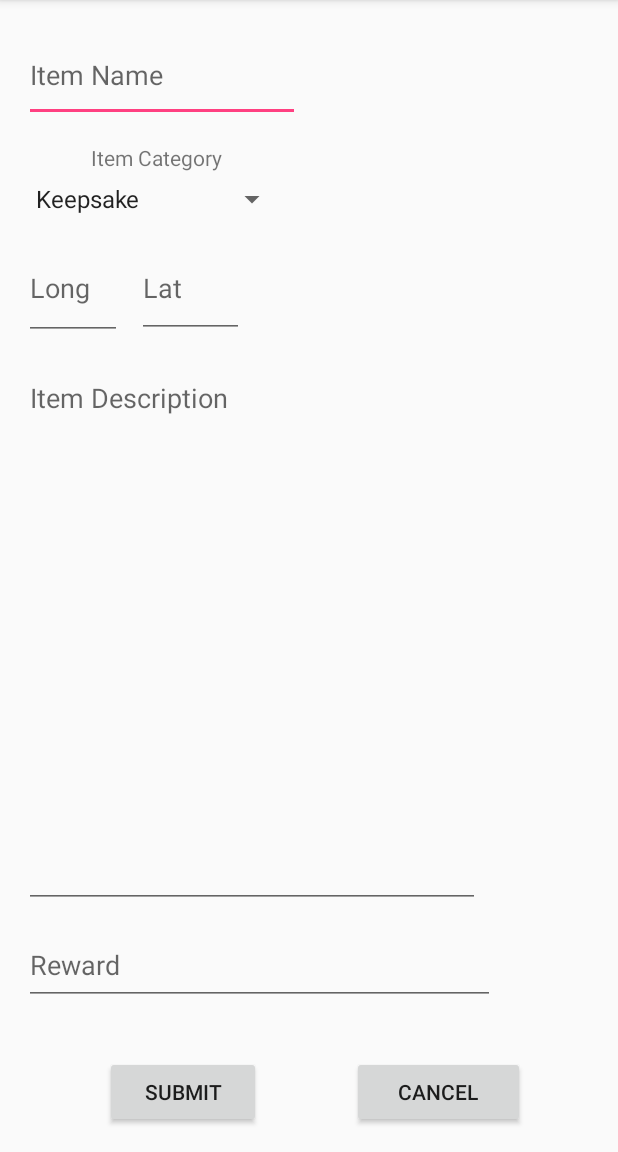
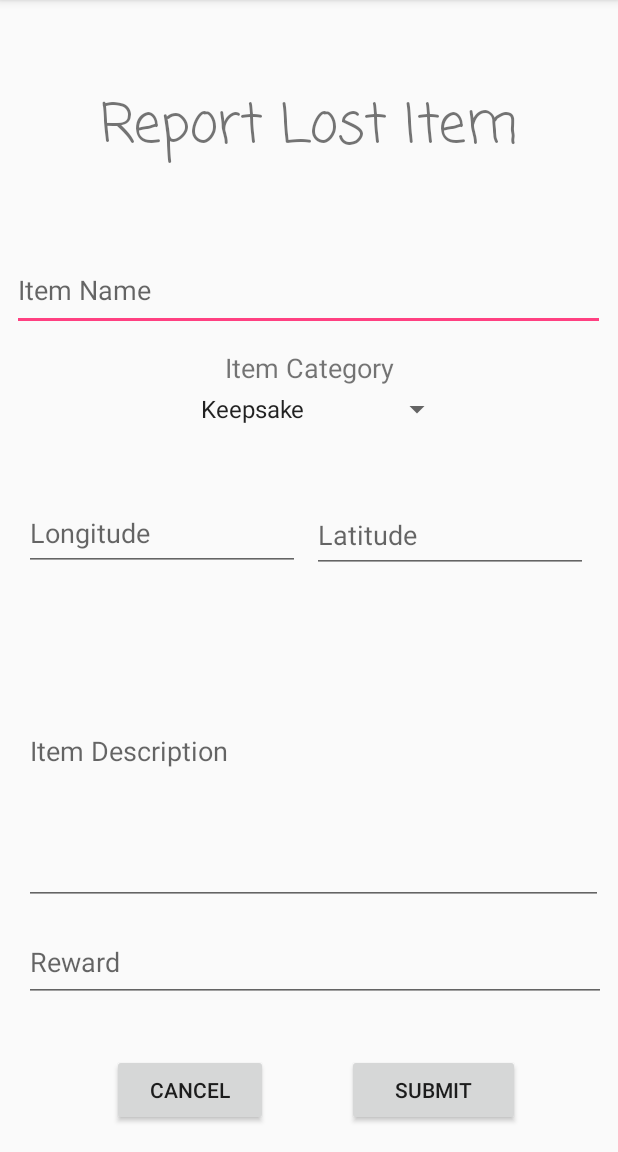
Before and after one commit to drewteachout/WheresMyStuff, an Android app: the ReportLostItemActivity screen opened directly, with no data from a screen before it, on a phone screen of 412 x 824 dp, the part 84-1236 px from its top. Run offline under Robolectric (Android 15) with nearby library versions, the phone set to English and light mode, and no system bars.

Commit message:
Redesigned report lost item layout. Refactored several files to more descriptive names

```diff
--- a/app/src/main/AndroidManifest.xml
+++ b/app/src/main/AndroidManifest.xml
@@ -26,8 +26,8 @@
         <activity android:name=".controllers.LoginActivity" />
         <activity android:name=".controllers.HomeScreenActivity" />
         <activity android:name=".controllers.RegistrationActivity" />
-        <activity android:name=".controllers.LostItemReportActivity" />
-        <activity android:name=".controllers.ViewItemReportsActivity"></activity>
+        <activity android:name=".controllers.ReportLostItemActivity" />
+        <activity android:name=".controllers.LostItemsActivity"></activity>
     </application>
 
 </manifest>
--- a/app/src/main/java/com/example/drew/wheresmystuff/controllers/HomeScreenActivity.java
+++ b/app/src/main/java/com/example/drew/wheresmystuff/controllers/HomeScreenActivity.java
@@ -35,13 +35,13 @@ public class HomeScreenActivity extends AppCompatActivity {
 
     // Click method to got to new Lost Item
     protected void onLostItemPressed(View view) {
-        Intent lostItemPressed = new Intent(getApplicationContext(), LostItemReportActivity.class);
+        Intent lostItemPressed = new Intent(getApplicationContext(), ReportLostItemActivity.class);
         startActivity(lostItemPressed);
     }
 
     // Click method to view lost items
     protected void onViewItemReportsPressed(View view) {
-        Intent i = new Intent(getApplicationContext(), ViewItemReportsActivity.class);
+        Intent i = new Intent(getApplicationContext(), LostItemsActivity.class);
         startActivity(i);
     }
 }
--- a/app/src/main/java/com/example/drew/wheresmystuff/controllers/LoginActivity.java
+++ b/app/src/main/java/com/example/drew/wheresmystuff/controllers/LoginActivity.java
@@ -54,7 +54,6 @@ public class LoginActivity extends AppCompatActivity {
             Toast.makeText(LoginActivity.this, "Invalid Login",
                     Toast.LENGTH_SHORT).show();
         }
-        // Toast ErrorToast = new Toast();
     }
 
 
--- a/app/src/main/java/com/example/drew/wheresmystuff/controllers/ViewItemReportsActivity.java
+++ b/app/src/main/java/com/example/drew/wheresmystuff/controllers/LostItemsActivity.java
@@ -13,7 +13,7 @@ import com.example.drew.wheresmystuff.model.ItemReportManager;
 
 import java.util.Collection;
 
-public class ViewItemReportsActivity extends AppCompatActivity {
+public class LostItemsActivity extends AppCompatActivity {
 
     @Override
     protected void onCreate(Bundle savedInstanceState) {
@@ -41,12 +41,5 @@ public class ViewItemReportsActivity extends AppCompatActivity {
 
             }
         });
-
-
-
-    }
-
-    private void doNothing() {
-        // Insert code here
     }
 }
--- a/app/src/main/java/com/example/drew/wheresmystuff/controllers/LostItemReportActivity.java
+++ b/app/src/main/java/com/example/drew/wheresmystuff/controllers/ReportLostItemActivity.java
@@ -16,42 +16,42 @@ import com.example.drew.wheresmystuff.model.ItemReportManager;
 import com.example.drew.wheresmystuff.model.User;
 
 
-public class LostItemReportActivity extends AppCompatActivity {
+public class ReportLostItemActivity extends AppCompatActivity {
     private User reporter;
-    private EditText ETitemName;
-    private EditText ETitemDescription;
-    private EditText ETlatitude;
-    private EditText ETlongitude;
+    private EditText mItemName;
+    private EditText mItemDescription;
+    private EditText mLatitude;
+    private EditText mLongitude;
     private Spinner item_category_spinner;
-    private EditText ETreward;
+    private EditText mReward;
     private AlertDialog.Builder mBuilder;
-    private Button submitButton;
-    private Button cancelButton;
+    private Button mSubmitButton;
+    private Button mCancelButton;
 
 
 
     @Override
     protected void onCreate(Bundle savedInstanceState) {
         super.onCreate(savedInstanceState);
-        setContentView(R.layout.activity_lost_item_report);
+        setContentView(R.layout.activity_report_lost_item);
 
-        ETitemName = (EditText) findViewById(R.id.itemName);
-        ETitemDescription = (EditText) findViewById(R.id.itemDescription);
-        ETlatitude = (EditText) findViewById(R.id.itemLatitude);
-        ETlongitude = (EditText) findViewById(R.id.itemLongitude);
-        ETreward = (EditText) findViewById(R.id.itemReward);
-        submitButton = (Button) findViewById(R.id.lostItemReportSubmitButton);
-        cancelButton = (Button) findViewById(R.id.lostItemReportCancelButton);
+        mItemName = (EditText) findViewById(R.id.itemName);
+        mItemDescription = (EditText) findViewById(R.id.itemDescription);
+        mLatitude = (EditText) findViewById(R.id.itemLatitude);
+        mLongitude = (EditText) findViewById(R.id.itemLongitude);
+        mReward = (EditText) findViewById(R.id.itemReward);
+        mSubmitButton = (Button) findViewById(R.id.lostItemReportSubmitButton);
+        mCancelButton = (Button) findViewById(R.id.lostItemReportCancelButton);
         mBuilder = new AlertDialog.Builder(this);
         item_category_spinner = (Spinner) findViewById(R.id.itemCategorySpinner);
 
         /**
          * Cancels report and redirects back to Home Screen without saving
          */
-        cancelButton.setOnClickListener(new View.OnClickListener() {
+        mCancelButton.setOnClickListener(new View.OnClickListener() {
             @Override
             public void onClick(View v) {
-                Toast.makeText(LostItemReportActivity.this, "Report Canceled",
+                Toast.makeText(ReportLostItemActivity.this, "Report Canceled",
                         Toast.LENGTH_SHORT).show();
                 Intent i = new Intent(getApplicationContext(), HomeScreenActivity.class);
                 startActivity(i);
@@ -60,7 +60,7 @@ public class LostItemReportActivity extends AppCompatActivity {
         /**
          * Submits report if valid, displays error message if invalid
          */
-        submitButton.setOnClickListener(new View.OnClickListener() {
+        mSubmitButton.setOnClickListener(new View.OnClickListener() {
             @Override
             public void onClick(View v) {
                 if (!submissionAttempt()) {
@@ -71,14 +71,14 @@ public class LostItemReportActivity extends AppCompatActivity {
                 } else {
                     if (submissionAttempt()) {
                         reporter = User.getCurrentUser();
-                        double latitude = Double.parseDouble(ETlatitude.getText().toString());
-                        double longitude = Double.parseDouble(ETlongitude.getText().toString());
+                        double latitude = Double.parseDouble(mLatitude.getText().toString());
+                        double longitude = Double.parseDouble(mLongitude.getText().toString());
 
-                        ItemReport report = new ItemReport(ETitemName.getText().toString(),ETitemDescription.getText().toString(),
+                        ItemReport report = new ItemReport(mItemName.getText().toString(), mItemDescription.getText().toString(),
                                latitude, longitude, String.valueOf(item_category_spinner.getSelectedItem()),
-                                ETreward.getText().toString());
+                                mReward.getText().toString());
                         ItemReportManager.myItemReports.addReport(report);
-                        Toast.makeText(LostItemReportActivity.this, "Report Submitted",
+                        Toast.makeText(ReportLostItemActivity.this, "Report Submitted",
                                 Toast.LENGTH_SHORT).show();
                         Intent x = new Intent(getApplicationContext(), HomeScreenActivity.class);
                         startActivity(x);
@@ -96,11 +96,11 @@ public class LostItemReportActivity extends AppCompatActivity {
      * @return if the submission is valid
      */
     private boolean submissionAttempt() {
-        if (ETitemName.getText().toString().equals("") ||
-                ETitemDescription.getText().toString().equals("") ||
-                ETlatitude.getText().toString().equals("") ||
-                ETlongitude.getText().toString().equals("") ||
-                ETreward.getText().toString().equals("")) {
+        if (mItemName.getText().toString().equals("") ||
+                mItemDescription.getText().toString().equals("") ||
+                mLatitude.getText().toString().equals("") ||
+                mLongitude.getText().toString().equals("") ||
+                mReward.getText().toString().equals("")) {
             return false;
         } else {
             return true;
--- a/app/src/main/res/layout/activity_lost_item_report.xml
+++ /dev/null
@@ -1,152 +0,0 @@
-<?xml version="1.0" encoding="utf-8"?>
-<android.support.constraint.ConstraintLayout xmlns:android="http://schemas.android.com/apk/res/android"
-    xmlns:app="http://schemas.android.com/apk/res-auto"
-    xmlns:tools="http://schemas.android.com/tools"
-    android:layout_width="match_parent"
-    android:layout_height="match_parent"
-    tools:context="com.example.drew.wheresmystuff.controllers.LostItemReportActivity"
-    tools:layout_editor_absoluteY="81dp"
-    tools:layout_editor_absoluteX="0dp">
-
-    <EditText
-        android:id="@+id/itemName"
-        android:layout_width="184dp"
-        android:layout_height="54dp"
-        android:hint="Item Name"
-        android:gravity="top|left"
-        android:ems="10"
-        android:inputType="textPersonName"
-        tools:layout_constraintTop_creator="1"
-        tools:layout_constraintBottom_creator="1"
-        android:layout_marginStart="16dp"
-        app:layout_constraintBottom_toBottomOf="@+id/textView"
-        android:layout_marginTop="27dp"
-        tools:layout_constraintLeft_creator="1"
-        android:layout_marginBottom="40dp"
-        app:layout_constraintLeft_toLeftOf="parent"
-        app:layout_constraintTop_toTopOf="parent" />
-
-    <Spinner
-        android:id="@+id/itemCategorySpinner"
-        android:layout_width="176dp"
-        android:entries= "@array/item_category"
-        android:layout_height="22dp"
-        tools:layout_constraintTop_creator="1"
-        tools:layout_constraintBottom_creator="1"
-        app:layout_constraintBottom_toTopOf="@+id/itemLongitude"
-        android:layout_marginStart="16dp"
-        android:layout_marginTop="32dp"
-        tools:layout_constraintLeft_creator="1"
-        android:layout_marginBottom="26dp"
-        app:layout_constraintLeft_toLeftOf="parent"
-        app:layout_constraintTop_toTopOf="@+id/textView" />
-
-    <EditText
-        android:id="@+id/itemLongitude"
-        android:layout_width="0dp"
-        android:layout_height="57dp"
-        android:gravity="top|left"
-        android:hint="Long"
-        android:ems="10"
-        android:inputType="numberDecimal|numberSigned"
-        android:layout_marginEnd="10dp"
-        app:layout_constraintRight_toLeftOf="@+id/itemLatitude"
-        tools:layout_constraintRight_creator="1"
-        android:layout_marginStart="16dp"
-        app:layout_constraintBaseline_toBaselineOf="@+id/itemLatitude"
-        tools:layout_constraintBaseline_creator="1"
-        tools:layout_constraintLeft_creator="1"
-        app:layout_constraintLeft_toLeftOf="parent" />
-
-    <EditText
-        android:id="@+id/itemLatitude"
-        android:layout_width="71dp"
-        android:layout_height="56dp"
-        android:ems="10"
-        android:gravity="top|left"
-        android:hint="Lat"
-        android:inputType="numberDecimal|numberSigned"
-        tools:layout_constraintTop_creator="1"
-        tools:layout_constraintRight_creator="1"
-        android:layout_marginEnd="29dp"
-        app:layout_constraintRight_toRightOf="@+id/itemCategorySpinner"
-        android:layout_marginTop="48dp"
-        app:layout_constraintTop_toBottomOf="@+id/textView" />
-
-    <EditText
-        android:id="@+id/itemReward"
-        android:layout_width="314dp"
-        android:layout_height="49dp"
-        android:ems="10"
-        android:gravity="top|left"
-        android:hint="Reward"
-        android:inputType="textMultiLine"
-        android:layout_marginStart="16dp"
-        tools:layout_constraintBottom_creator="1"
-        app:layout_constraintBottom_toBottomOf="parent"
-        tools:layout_constraintLeft_creator="1"
-        android:layout_marginBottom="98dp"
-        app:layout_constraintLeft_toLeftOf="parent" />
-
-    <EditText
-        android:id="@+id/itemDescription"
-        android:layout_width="0dp"
-        android:layout_height="0dp"
-        android:ems="10"
-        android:hint="Item Description"
-        android:gravity="top|left"
-        android:inputType="textMultiLine"
-        android:layout_marginStart="16dp"
-        tools:layout_constraintTop_creator="1"
-        tools:layout_constraintRight_creator="1"
-        tools:layout_constraintBottom_creator="1"
-        app:layout_constraintBottom_toTopOf="@+id/itemReward"
-        android:layout_marginEnd="10dp"
-        app:layout_constraintRight_toRightOf="@+id/itemReward"
-        android:layout_marginTop="16dp"
-        app:layout_constraintTop_toBottomOf="@+id/itemLongitude"
-        tools:layout_constraintLeft_creator="1"
-        android:layout_marginBottom="15dp"
-        app:layout_constraintLeft_toLeftOf="parent" />
-
-    <Button
-        android:id="@+id/lostItemReportSubmitButton"
-        android:layout_width="104dp"
-        android:layout_height="48dp"
-        android:text="Submit"
-        android:layout_marginStart="70dp"
-        tools:layout_constraintBottom_creator="1"
-        app:layout_constraintBottom_toBottomOf="parent"
-        tools:layout_constraintLeft_creator="1"
-        android:layout_marginBottom="16dp"
-        app:layout_constraintLeft_toLeftOf="parent" />
-
-    <Button
-        android:id="@+id/lostItemReportCancelButton"
-        android:layout_width="115dp"
-        android:layout_height="48dp"
-        android:text="Cancel"
-        android:layout_marginEnd="62dp"
-        tools:layout_constraintRight_creator="1"
-        tools:layout_constraintBottom_creator="1"
-        app:layout_constraintBottom_toBottomOf="parent"
-        app:layout_constraintRight_toRightOf="parent"
-        android:layout_marginBottom="16dp" />
-
-    <TextView
-        android:id="@+id/textView"
-        android:layout_width="0dp"
-        android:layout_height="32dp"
-        android:text="Item Category"
-        android:textAlignment="center"
-        android:gravity="center"
-        tools:layout_constraintTop_creator="1"
-        tools:layout_constraintRight_creator="1"
-        app:layout_constraintRight_toRightOf="@+id/itemCategorySpinner"
-        android:layout_marginTop="89dp"
-        tools:layout_constraintLeft_creator="1"
-        app:layout_constraintLeft_toLeftOf="@+id/itemCategorySpinner"
-        app:layout_constraintTop_toTopOf="parent" />
-
-
-</android.support.constraint.ConstraintLayout>
--- /dev/null
+++ b/app/src/main/res/layout/activity_report_lost_item.xml
@@ -0,0 +1,219 @@
+<?xml version="1.0" encoding="utf-8"?>
+<android.support.constraint.ConstraintLayout xmlns:android="http://schemas.android.com/apk/res/android"
+    xmlns:app="http://schemas.android.com/apk/res-auto"
+    xmlns:tools="http://schemas.android.com/tools"
+    android:layout_width="match_parent"
+    android:layout_height="match_parent"
+    tools:context="com.example.drew.wheresmystuff.controllers.ReportLostItemActivity"
+    tools:layout_editor_absoluteY="81dp"
+    tools:layout_editor_absoluteX="0dp">
+
+    <TextView
+        android:id="@+id/textView3"
+        android:layout_width="wrap_content"
+        android:layout_height="wrap_content"
+        android:layout_marginBottom="8dp"
+        android:layout_marginEnd="8dp"
+        android:layout_marginLeft="8dp"
+        android:layout_marginRight="8dp"
+        android:layout_marginStart="8dp"
+        android:layout_marginTop="8dp"
+        android:fontFamily="casual"
+        android:text="@string/report_lost_item"
+        android:textSize="36sp"
+        app:layout_constraintBottom_toBottomOf="parent"
+        app:layout_constraintLeft_toLeftOf="parent"
+        app:layout_constraintRight_toRightOf="parent"
+        app:layout_constraintTop_toTopOf="parent"
+        app:layout_constraintVertical_bias="0.071" />
+
+    <EditText
+        android:id="@+id/itemName"
+        android:layout_width="395dp"
+        android:layout_height="50dp"
+        android:layout_marginBottom="8dp"
+        android:layout_marginLeft="8dp"
+        android:layout_marginRight="8dp"
+        android:layout_marginTop="8dp"
+        android:ems="10"
+        android:gravity="top|left"
+        android:hint="Item Name"
+        android:inputType="textPersonName"
+        app:layout_constraintBottom_toBottomOf="parent"
+        app:layout_constraintHorizontal_bias="0.0"
+        app:layout_constraintLeft_toLeftOf="parent"
+        app:layout_constraintRight_toRightOf="parent"
+        app:layout_constraintTop_toTopOf="parent"
+        app:layout_constraintVertical_bias="0.232" />
+
+    <Spinner
+        android:id="@+id/itemCategorySpinner"
+        android:layout_width="176dp"
+        android:entries= "@array/item_category"
+        android:layout_height="22dp"
+        tools:layout_constraintTop_creator="1"
+        tools:layout_constraintBottom_creator="1"
+        app:layout_constraintBottom_toTopOf="@+id/itemLongitude"
+        android:layout_marginStart="16dp"
+        android:layout_marginTop="32dp"
+        tools:layout_constraintLeft_creator="1"
+        android:layout_marginBottom="26dp"
+        app:layout_constraintTop_toTopOf="@+id/textView"
+        app:layout_constraintVertical_bias="0.0"
+        app:layout_constraintRight_toRightOf="@+id/textView"
+        android:layout_marginLeft="16dp"
+        app:layout_constraintLeft_toLeftOf="@+id/textView" />
+
+    <EditText
+        android:id="@+id/itemLongitude"
+        android:layout_width="184dp"
+        android:layout_height="48dp"
+        android:layout_marginBottom="8dp"
+        android:layout_marginLeft="16dp"
+        android:layout_marginStart="16dp"
+        android:layout_marginTop="8dp"
+        android:ems="10"
+        android:gravity="top|left"
+        android:hint="Longitude"
+        android:inputType="numberDecimal|numberSigned"
+        app:layout_constraintBottom_toBottomOf="parent"
+        app:layout_constraintLeft_toLeftOf="parent"
+        app:layout_constraintTop_toTopOf="parent"
+        app:layout_constraintVertical_bias="0.461"
+        tools:layout_constraintLeft_creator="1" />
+
+    <EditText
+        android:id="@+id/itemLatitude"
+        android:layout_width="184dp"
+        android:layout_height="48dp"
+        android:layout_marginBottom="8dp"
+        android:layout_marginEnd="29dp"
+        android:layout_marginLeft="8dp"
+        android:layout_marginRight="29dp"
+        android:layout_marginStart="8dp"
+        android:layout_marginTop="8dp"
+        android:ems="10"
+        android:gravity="top|left"
+        android:hint="Latitude"
+        android:inputType="numberDecimal|numberSigned"
+        app:layout_constraintBottom_toBottomOf="parent"
+        app:layout_constraintHorizontal_bias="0.0"
+        app:layout_constraintLeft_toRightOf="@+id/itemLongitude"
+        app:layout_constraintRight_toRightOf="parent"
+        app:layout_constraintTop_toTopOf="parent"
+        app:layout_constraintVertical_bias="0.463"
+        tools:layout_constraintRight_creator="1" />
+
+    <EditText
+        android:id="@+id/itemReward"
+        android:layout_width="0dp"
+        android:layout_height="49dp"
+        android:layout_marginBottom="100dp"
+        android:layout_marginEnd="8dp"
+        android:layout_marginLeft="16dp"
+        android:layout_marginRight="8dp"
+        android:layout_marginStart="16dp"
+        android:layout_marginTop="8dp"
+        android:ems="10"
+        android:gravity="top|left"
+        android:hint="Reward"
+        android:inputType="textMultiLine"
+        app:layout_constraintBottom_toBottomOf="parent"
+        app:layout_constraintHorizontal_bias="0.0"
+        app:layout_constraintLeft_toLeftOf="parent"
+        app:layout_constraintRight_toRightOf="parent"
+        app:layout_constraintTop_toTopOf="parent"
+        app:layout_constraintVertical_bias="1.0"
+        tools:layout_constraintBottom_creator="1"
+        tools:layout_constraintLeft_creator="1" />
+
+    <EditText
+        android:id="@+id/itemDescription"
+        android:layout_width="match_parent"
+        android:layout_height="125dp"
+        android:layout_marginBottom="15dp"
+        android:layout_marginEnd="10dp"
+        android:layout_marginRight="10dp"
+        android:layout_marginStart="16dp"
+        android:layout_marginTop="16dp"
+        android:ems="10"
+        android:gravity="top|left"
+        android:hint="Item Description"
+        android:inputType="textMultiLine"
+        app:layout_constraintBottom_toTopOf="@+id/itemReward"
+        app:layout_constraintHorizontal_bias="0.0"
+        app:layout_constraintLeft_toLeftOf="parent"
+        app:layout_constraintRight_toRightOf="parent"
+        app:layout_constraintTop_toBottomOf="@+id/itemLongitude"
+        app:layout_constraintVertical_bias="1.0"
+        tools:layout_constraintBottom_creator="1"
+        tools:layout_constraintLeft_creator="1"
+        tools:layout_constraintRight_creator="1"
+        tools:layout_constraintTop_creator="1"
+        tools:layout_editor_absoluteY="364dp" />
+
+    <Button
+        android:id="@+id/lostItemReportCancelButton"
+        android:layout_width="104dp"
+        android:layout_height="48dp"
+        android:layout_marginBottom="17dp"
+        android:layout_marginLeft="70dp"
+        android:layout_marginRight="8dp"
+        android:layout_marginStart="70dp"
+        android:layout_marginTop="8dp"
+        android:text="@string/action_cancel"
+        app:layout_constraintBottom_toBottomOf="parent"
+        app:layout_constraintHorizontal_bias="0.021"
+        app:layout_constraintLeft_toLeftOf="parent"
+        app:layout_constraintRight_toRightOf="parent"
+        app:layout_constraintTop_toTopOf="parent"
+        app:layout_constraintVertical_bias="1.0"
+        tools:layout_constraintBottom_creator="1"
+        tools:layout_constraintLeft_creator="1" />
+
+    <Button
+        android:id="@+id/lostItemReportSubmitButton"
+        android:layout_width="115dp"
+        android:layout_height="48dp"
+        android:layout_marginBottom="17dp"
+        android:layout_marginEnd="62dp"
+        android:layout_marginLeft="8dp"
+        android:layout_marginRight="62dp"
+        android:layout_marginTop="8dp"
+        android:onClick="onCancelPressed"
+        android:text="@string/action_register"
+        app:layout_constraintBottom_toBottomOf="parent"
+        app:layout_constraintHorizontal_bias="0.986"
+        app:layout_constraintLeft_toLeftOf="parent"
+        app:layout_constraintRight_toRightOf="parent"
+        app:layout_constraintTop_toTopOf="parent"
+        app:layout_constraintVertical_bias="1.0"
+        tools:layout_constraintBottom_creator="1"
+        tools:layout_constraintRight_creator="1" />
+
+    <TextView
+        android:id="@+id/textView"
+        android:layout_width="0dp"
+        android:layout_height="32dp"
+        android:layout_marginBottom="8dp"
+        android:layout_marginEnd="8dp"
+        android:layout_marginLeft="8dp"
+        android:layout_marginRight="8dp"
+        android:layout_marginStart="8dp"
+        android:layout_marginTop="89dp"
+        android:gravity="center"
+        android:text="Item Category"
+        android:textAlignment="center"
+        android:textSize="18sp"
+        app:layout_constraintBottom_toBottomOf="parent"
+        app:layout_constraintHorizontal_bias="0.0"
+        app:layout_constraintLeft_toLeftOf="parent"
+        app:layout_constraintRight_toRightOf="parent"
+        app:layout_constraintTop_toTopOf="parent"
+        app:layout_constraintVertical_bias="0.219"
+        tools:layout_constraintLeft_creator="1"
+        tools:layout_constraintRight_creator="1"
+        tools:layout_constraintTop_creator="1" />
+
+
+</android.support.constraint.ConstraintLayout>
--- a/app/src/main/res/layout/activity_view_item_reports.xml
+++ b/app/src/main/res/layout/activity_view_item_reports.xml
@@ -4,7 +4,7 @@
     xmlns:tools="http://schemas.android.com/tools"
     android:layout_width="match_parent"
     android:layout_height="match_parent"
-    tools:context="com.example.drew.wheresmystuff.controllers.ViewItemReportsActivity">
+    tools:context="com.example.drew.wheresmystuff.controllers.LostItemsActivity">
 
     <Button
         android:id="@+id/returnToMain"
--- a/app/src/main/res/values/strings.xml
+++ b/app/src/main/res/values/strings.xml
@@ -29,6 +29,9 @@
         <item>To do 3</item>
     </string-array>
 
+    <!-- Strings related to reporting and searching lost items -->
+    <string name="report_lost_item">Report Lost Item</string>
+
     <string-array name="item_category">
         <item>Keepsake</item>
         <item>Heirloom</item>
```
